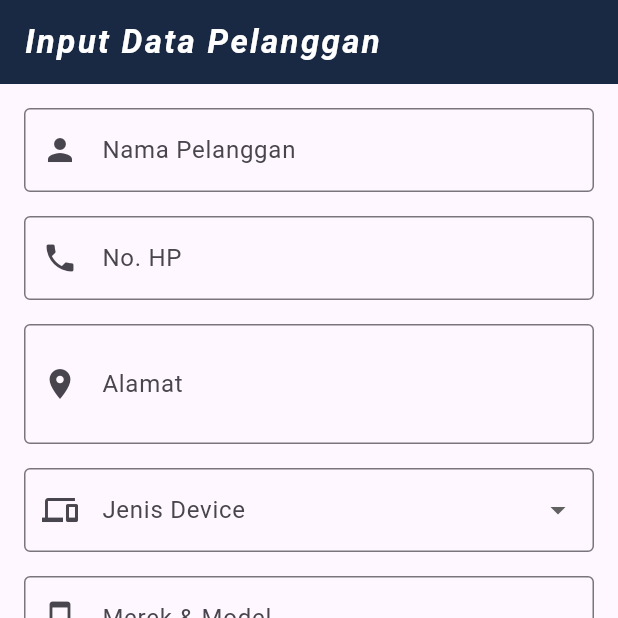
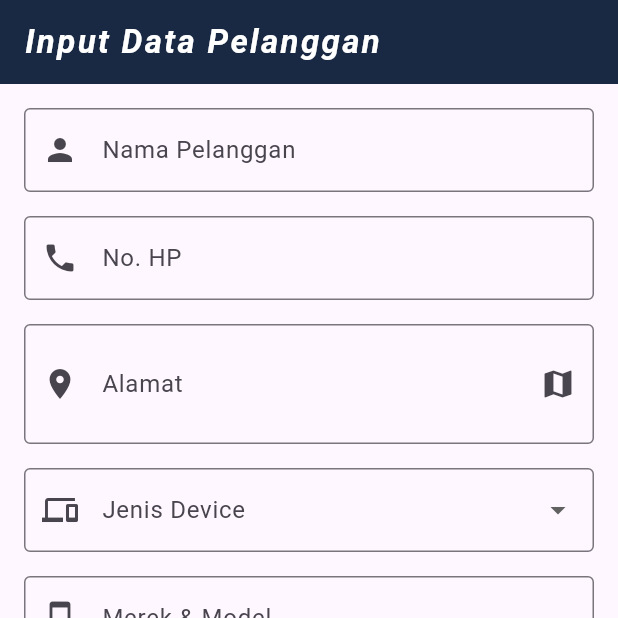
Before and after one commit to DeAnzio/Workshop-Documentation-App, a Flutter app: the InputDataPelanggan screen opened directly, on a phone screen of 412 x 824 dp, the top half of it. Run offline on Flutter 3.47's test engine with Material 3 defaults, Android fonts, the phone set to English and light mode, and no system bars; our stand-ins replace flutter_dotenv, flutter_map, geocoding, geolocator, image_picker, latlong2 and 3 more; accounts and stored records are empty.

Commit message:
Update LBS Feature

```diff
--- a/lib/screens/operation/inputtiket_page.dart
+++ b/lib/screens/operation/inputtiket_page.dart
@@ -1,9 +1,9 @@
+import 'dart:io';
+
 import 'package:flutter/material.dart';
+import 'package:anzioworkshopapp/screens/utils/Location_help.dart';
 import 'package:anzioworkshopapp/services/supabase_service.dart';
 import 'package:image_picker/image_picker.dart';
-import 'dart:io';
-
-
 
 class Inputdata extends StatelessWidget {
   const Inputdata({super.key});
@@ -40,8 +40,10 @@ class _InputDataPelangganState extends State<InputDataPelanggan> {
   final TextEditingController _kelengkapanController = TextEditingController();
   final TextEditingController _passwordController = TextEditingController();
   final TextEditingController _catatanController = TextEditingController();
-  final TextEditingController _estimasiBiayaController = TextEditingController();
+  final TextEditingController _estimasiBiayaController =
+      TextEditingController();
   final TextEditingController _nominalDpController = TextEditingController();
+  bool _isFetchingLocation = false;
 
   // Variabel untuk dropdown
   String? _jenisDevice;
@@ -49,8 +51,18 @@ class _InputDataPelangganState extends State<InputDataPelanggan> {
   String? _prioritas;
 
   // List pilihan untuk dropdown
-  final List<String> _jenisDeviceList = ['Laptop', 'PC', 'Smartphone', 'Tablet'];
-  final List<String> _serviceTypeList = ['Instalasi', 'Perbaikan', 'Upgrade', 'Maintenance'];
+  final List<String> _jenisDeviceList = [
+    'Laptop',
+    'PC',
+    'Smartphone',
+    'Tablet',
+  ];
+  final List<String> _serviceTypeList = [
+    'Instalasi',
+    'Perbaikan',
+    'Upgrade',
+    'Maintenance',
+  ];
   final List<String> _prioritasList = ['normal', 'urgent', 'express'];
 
   @override
@@ -114,10 +126,21 @@ class _InputDataPelangganState extends State<InputDataPelanggan> {
               // 3. Alamat
               TextFormField(
                 controller: _alamatController,
-                decoration: const InputDecoration(
+                decoration: InputDecoration(
                   labelText: 'Alamat',
-                  border: OutlineInputBorder(),
-                  prefixIcon: Icon(Icons.location_on),
+                  border: const OutlineInputBorder(),
+                  prefixIcon: const Icon(Icons.location_on),
+                  suffixIcon: IconButton(
+                    icon: _isFetchingLocation
+                        ? const SizedBox(
+                            width: 24,
+                            height: 24,
+                            child: CircularProgressIndicator(strokeWidth: 2),
+                          )
+                        : const Icon(Icons.map),
+                    tooltip: 'Pilih lokasi dengan menjatuhkan pin di peta',
+                    onPressed: _isFetchingLocation ? null : _showLocationPicker,
+                  ),
                 ),
                 maxLines: 2,
               ),
@@ -261,7 +284,10 @@ class _InputDataPelangganState extends State<InputDataPelanggan> {
                             top: -8,
                             right: 0,
                             child: IconButton(
-                              icon: const Icon(Icons.remove_circle, color: Colors.red),
+                              icon: const Icon(
+                                Icons.remove_circle,
+                                color: Colors.red,
+                              ),
                               onPressed: () => _removeImage(index),
                             ),
                           ),
@@ -411,26 +437,38 @@ class _InputDataPelangganState extends State<InputDataPelanggan> {
       final serviceOrderId = await SupabaseService.insertCustomerData(
         namaPelanggan: _namaController.text,
         noHp: _nohpController.text,
-        alamat: _alamatController.text.isNotEmpty ? _alamatController.text : null,
+        alamat: _alamatController.text.isNotEmpty
+            ? _alamatController.text
+            : null,
         jenisDevice: _jenisDevice ?? '',
         merekModel: _merekModelController.text,
-        serialNumber: _serialNumberController.text.isNotEmpty ? _serialNumberController.text : null,
-        kondisiFisik: _kondisiFisikController.text.isNotEmpty ? _kondisiFisikController.text : null,
-        kelengkapan: _kelengkapanController.text.isNotEmpty ? _kelengkapanController.text : null,
+        serialNumber: _serialNumberController.text.isNotEmpty
+            ? _serialNumberController.text
+            : null,
+        kondisiFisik: _kondisiFisikController.text.isNotEmpty
+            ? _kondisiFisikController.text
+            : null,
+        kelengkapan: _kelengkapanController.text.isNotEmpty
+            ? _kelengkapanController.text
+            : null,
         password: _passwordController.text,
         keluhan: _catatanController.text,
         serviceType: _serviceType ?? '',
         prioritas: _prioritas ?? 'normal',
-        estimasiBiaya: _estimasiBiayaController.text.isNotEmpty ? double.tryParse(_estimasiBiayaController.text) : null,
-        nominalDp: _nominalDpController.text.isNotEmpty ? double.tryParse(_nominalDpController.text) : null,
+        estimasiBiaya: _estimasiBiayaController.text.isNotEmpty
+            ? double.tryParse(_estimasiBiayaController.text)
+            : null,
+        nominalDp: _nominalDpController.text.isNotEmpty
+            ? double.tryParse(_nominalDpController.text)
+            : null,
         technicianId: techId,
       );
 
       if (serviceOrderId == null) {
         if (!mounted) return;
-        ScaffoldMessenger.of(context).showSnackBar(
-          const SnackBar(content: Text('Gagal menyimpan data')),
-        );
+        ScaffoldMessenger.of(
+          context,
+        ).showSnackBar(const SnackBar(content: Text('Gagal menyimpan data')));
         return;
       }
 
@@ -438,7 +476,8 @@ class _InputDataPelangganState extends State<InputDataPelanggan> {
       if (_selectedImages.isNotEmpty) {
         for (var image in _selectedImages) {
           final bytes = await image.readAsBytes();
-          final fileName = '${DateTime.now().millisecondsSinceEpoch}_${image.name}';
+          final fileName =
+              '${DateTime.now().millisecondsSinceEpoch}_${image.name}';
           final photoUrl = await SupabaseService.uploadImage(bytes, fileName);
           if (photoUrl != null) {
             await SupabaseService.insertServicePhoto(serviceOrderId, photoUrl);
@@ -449,18 +488,18 @@ class _InputDataPelangganState extends State<InputDataPelanggan> {
       if (!mounted) return;
 
       // Tampilkan pesan sukses
-      ScaffoldMessenger.of(context).showSnackBar(
-        const SnackBar(content: Text('Data berhasil disimpan!')),
-      );
+      ScaffoldMessenger.of(
+        context,
+      ).showSnackBar(const SnackBar(content: Text('Data berhasil disimpan!')));
 
       // Clear form setelah berhasil
       _clearForm();
     } catch (e) {
       // Tampilkan pesan error
       if (!mounted) return;
-      ScaffoldMessenger.of(context).showSnackBar(
-        SnackBar(content: Text('Gagal menyimpan data: $e')),
-      );
+      ScaffoldMessenger.of(
+        context,
+      ).showSnackBar(SnackBar(content: Text('Gagal menyimpan data: $e')));
     }
   }
 
@@ -491,9 +530,9 @@ class _InputDataPelangganState extends State<InputDataPelanggan> {
       }
     } catch (e) {
       if (!mounted) return;
-      ScaffoldMessenger.of(context).showSnackBar(
-        SnackBar(content: Text('Error picking images: $e')),
-      );
+      ScaffoldMessenger.of(
+        context,
+      ).showSnackBar(SnackBar(content: Text('Error picking images: $e')));
     }
   }
 
@@ -501,6 +540,32 @@ class _InputDataPelangganState extends State<InputDataPelanggan> {
   void _removeImage(int index) {
     setState(() {
       _selectedImages.removeAt(index);
+    });
+  }
+
+  Future<void> _showLocationPicker() async {
+    setState(() {
+      _isFetchingLocation = true;
+    });
+
+    final selectedAddress = await LocationHelp.openLocationPicker(
+      context,
+      _alamatController.text,
+    );
+
+    if (selectedAddress != null) {
+      setState(() {
+        _alamatController.text = selectedAddress;
+      });
+      if (!mounted) return;
+      ScaffoldMessenger.of(context).showSnackBar(
+        const SnackBar(content: Text('Alamat berhasil diisi dari peta.')),
+      );
+    }
+
+    if (!mounted) return;
+    setState(() {
+      _isFetchingLocation = false;
     });
   }
 
--- a/pubspec.yaml
+++ b/pubspec.yaml
@@ -39,6 +39,11 @@ dependencies:
   flutter_dotenv: ^5.1.0
   shared_preferences: ^2.2.2
   image_picker: ^1.0.4
+  geolocator: ^10.1.0
+  geocoding: ^2.0.5
+  flutter_map: ^5.0.0
+  latlong2: ^0.9.0
+  url_launcher: ^6.1.12
   local_auth: ^2.1.0
 
 dev_dependencies:
```
Also changed, not shown: lib/screens/main/listtiket_page.dart (+54 -27 lines), lib/screens/utils/Location_help.dart (added, +179 -0 lines), pubspec.lock, 5 other files.
